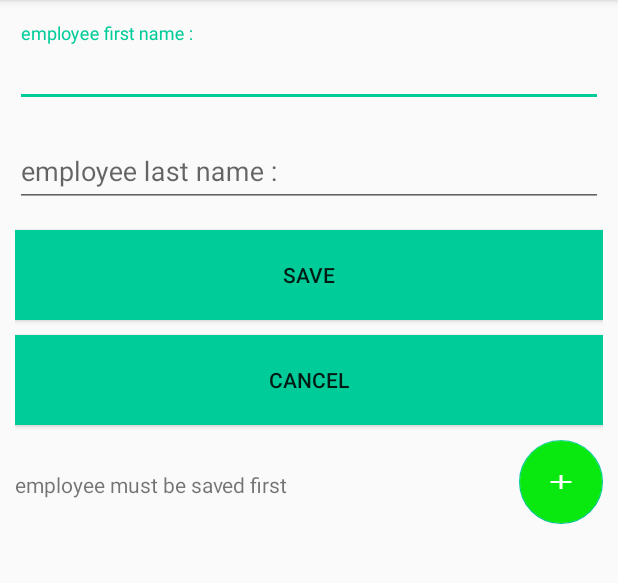
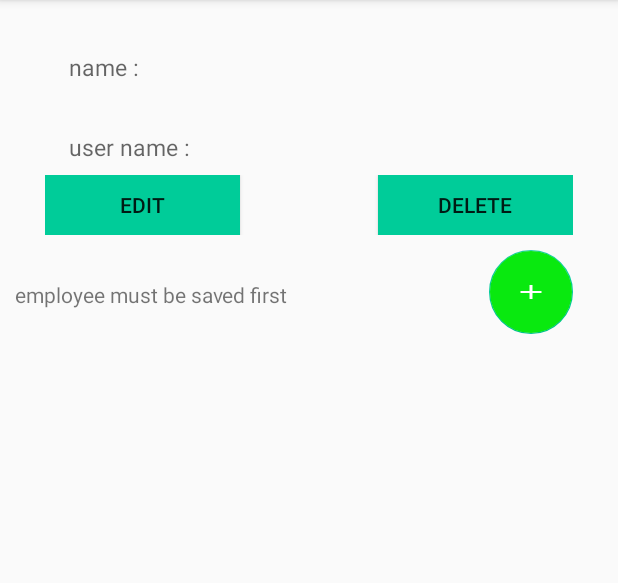
Before and after one commit to AabiNoxtchi/inventory-management-system, an Android app: the EmployeeAddActivity screen opened directly, with no data from a screen before it, on a phone screen of 412 x 824 dp, the part 84-667 px from its top. Run offline under Robolectric (Android 15) with nearby library versions, the phone set to English and light mode, and no system bars; our stand-ins replace Volley; network calls fail; 7 statements that could not run were skipped.

Commit message:
update employee

```diff
--- a/inventory/src/main/java/com/inventory/inventory/Service/EmployeesService.java
+++ b/inventory/src/main/java/com/inventory/inventory/Service/EmployeesService.java
@@ -30,6 +30,10 @@ public class EmployeesService {
 
 	    }
 
+	public Employee getEmployeeById(long id) {
+		return repo.findById(id).get();
+		}
+
 	 public ResponseEntity<?> delete(Long id) {
 			Optional<Employee> existingEmployee=repo.findById(id);
 			if(!existingEmployee.isPresent())
--- a/inventory/src/main/java/com/inventory/inventory/Service/ProductsService.java
+++ b/inventory/src/main/java/com/inventory/inventory/Service/ProductsService.java
@@ -93,11 +93,8 @@ public class ProductsService {
 		 updatedProductResponse.setId(product.getId());
 		 updatedProductResponse.setProductName(product.getName());
 
-
 		 if(product.getEmployee()!=null) {
 		    updatedProductResponse.setEmployeeId(product.getEmployee().getId());
-		    System.out.println("employee id : "+product.getEmployee().getId());
-			 System.out.println("updatedProductResponse.getEmployeeId : "+(updatedProductResponse.getEmployeeId()));
 		    }
 		 if(product.getId()>0)
 		 {
--- a/inventory/src/main/java/com/inventory/inventory/Service/UsersService.java
+++ b/inventory/src/main/java/com/inventory/inventory/Service/UsersService.java
@@ -40,7 +40,6 @@ public class UsersService {
 
 	public User get(Long id) {
 		return repo.findById(id).get();
-
 	}
 
 	public ResponseEntity<?> delete(Long id) {
--- a/inventory_UI/app/src/main/java/com/example/inventoryui/Activities/Employees/EmployeeAddActivity.java
+++ b/inventory_UI/app/src/main/java/com/example/inventoryui/Activities/Employees/EmployeeAddActivity.java
@@ -17,6 +17,7 @@ import androidx.appcompat.app.AppCompatActivity;
 import androidx.lifecycle.Observer;
 import androidx.lifecycle.ViewModelProvider;
 
+import com.example.inventoryui.Activities.Admin.AdminAddMolActivity;
 import com.example.inventoryui.DataAccess.EmployeesData;
 import com.example.inventoryui.DataAccess.ProductsData;
 import com.example.inventoryui.Models.AuthenticationManager;
@@ -25,7 +26,6 @@ import com.example.inventoryui.Models.Product;
 import com.example.inventoryui.Models.UpdatedProductResponse;
 import com.example.inventoryui.R;
 import com.google.android.material.floatingactionbutton.FloatingActionButton;
-import com.google.android.material.textfield.TextInputLayout;
 
 import java.util.ArrayList;
 import java.util.List;
@@ -34,13 +34,11 @@ import java.util.Objects;
 public class EmployeeAddActivity extends AppCompatActivity {
 
     private static final String TAG = "MyActivity_EmployeeAdd";
-    TextView employeeFirstNameAdd;
-    TextView employeeLastNameAdd;
-    Button btn_save_employee;
-    Button btn_cancel_employee;
+    TextView employeeNameAdd;
+    TextView employeeUserNameAdd;
+    Button btn_edit_employee;
+    Button btn_delete_employee;
     TextView employeeProductsLabel;
-    TextInputLayout employeeFirstNameAddTextLayout;
-    TextInputLayout employeeLastNameAddTextLayout;
     FloatingActionButton addProductForEmployeeFab;
 
     EmployeesData employeesData;
@@ -61,13 +59,11 @@ public class EmployeeAddActivity extends AppCompatActivity {
         super.onCreate(savedInstanceState);
         setContentView(R.layout.activity_employee_add);
 
-        employeeFirstNameAdd=findViewById(R.id.employeeFirstNameAdd);
-        employeeLastNameAdd=findViewById(R.id.employeeLastNameAdd);
+        employeeNameAdd=findViewById(R.id.employeeNameAdd);
+        employeeUserNameAdd=findViewById(R.id.employeeUserNameAdd);
         employeeProductsLabel=findViewById(R.id.employeeProductsLabel);
-        employeeFirstNameAddTextLayout=findViewById(R.id.employeeFirstNameAddTextLayout);
-        employeeLastNameAddTextLayout=findViewById(R.id.employeeLastNameAddTextLayout);
-        btn_save_employee=findViewById(R.id.btn_save_employee);
-        btn_cancel_employee=findViewById(R.id.btn_cancel_employee);
+        btn_edit_employee=findViewById(R.id.btn_edit_employee);
+        btn_delete_employee=findViewById(R.id.btn_delete_employee);
 
         addProductForEmployeeFab=findViewById(R.id.addFabProductForEmployee);
 
@@ -84,6 +80,16 @@ public class EmployeeAddActivity extends AppCompatActivity {
             employeeFromIntent = (Employee) i.getSerializableExtra("employeeForUpdate");
             addProductForEmployeeFab.setEnabled(true);
             initializeFields();
+        }else if(i.hasExtra("employeeIdForUpdate")){
+            long id=(long) i.getLongExtra("employeeIdForUpdate",0);
+            employeesData.getEmployeeById(id);
+            employeesData.getEmployeeById().observe(EmployeeAddActivity.this, new Observer<Employee>() {
+                @Override
+                public void onChanged(Employee employee) {
+                    employeeFromIntent = employee;
+                    initializeFields();
+                }
+            });
         }else{
             addProductForEmployeeFab.setEnabled(false);
             employeeProductsLabel.setText("employee must be saved first");
@@ -93,8 +99,8 @@ public class EmployeeAddActivity extends AppCompatActivity {
         spinnerProductsList=new ArrayList<>();
         spinnerAdapter = new ArrayAdapter<>(this, android.R.layout.simple_spinner_dropdown_item, spinnerProductsList);
 
-        btnSaveOnClick();
-        btnCancelOnClick();
+        btnEditOnClick();
+        btnDeleteOnClick();
         insertProductObserver();
         spinnerOnClick();
         addProductForEmployeeFabOnClick();
@@ -191,15 +197,12 @@ public class EmployeeAddActivity extends AppCompatActivity {
     }
 
     private void initializeFields() {
-        btn_cancel_employee.setVisibility(View.GONE);
-        btn_save_employee.setVisibility(View.GONE);
-        employeeFirstNameAddTextLayout.setHint("");
-        employeeFirstNameAdd.setText(employeeFromIntent.getFirstName()+" "+employeeFromIntent.getLastName());
-        employeeFirstNameAdd.setFocusable(false);
-        employeeFirstNameAdd.setEnabled(true);
-        employeeLastNameAdd.setVisibility(View.GONE);
-        employeeLastNameAddTextLayout.setVisibility(View.GONE);
-        employeeLastNameAdd.setEnabled(false);
+        employeeNameAdd.setText("Name : "+employeeFromIntent.getFirstName()+" "+employeeFromIntent.getLastName());
+        employeeNameAdd.setFocusable(false);
+        employeeNameAdd.setEnabled(true);
+        employeeUserNameAdd.setText("User Name : "+employeeFromIntent.getUserName());
+        employeeUserNameAdd.setFocusable(false);
+        employeeUserNameAdd.setEnabled(true);
     }
 
     private void insertProductObserver() {
@@ -232,39 +235,49 @@ public class EmployeeAddActivity extends AppCompatActivity {
         });
     }
 
-    private void btnSaveOnClick() {
-        btn_save_employee.setOnClickListener(new View.OnClickListener() {
+    private void btnEditOnClick() {
+
+        btn_edit_employee.setOnClickListener(new View.OnClickListener() {
             @Override
             public void onClick(View v) {
-                boolean valid=true;
-                   if(employeeFirstNameAdd.getText().toString().length()<3) {
-                       employeeFirstNameAdd.setError("too short");
-                       valid=false;
-                   }
-                   if(employeeLastNameAdd.getText().toString().length()<3) {
-                       employeeLastNameAdd.setError("too short");
-                       valid=false;
-                   }
-                   if(valid) {
-                       Employee employee=new Employee();
-                       employee.setFirstName(employeeFirstNameAdd.getText().toString());
-                       employee.setLastName(employeeLastNameAdd.getText().toString());
-                       if (employeeFromIntent != null) {
-                           employee.setId(employeeFromIntent.getId());
-                           employeesData.updateEmployee(employee);
-                       } else
-                           employeesData.insertEmployee(employee);
-                   }
+                Intent i = new Intent(EmployeeAddActivity.this, AdminAddMolActivity.class);
+                i.putExtra("userForUpdate", employeeFromIntent);
+                startActivity(i);
             }
         });
     }
 
-    private void btnCancelOnClick() {
-        btn_cancel_employee.setOnClickListener(new View.OnClickListener() {
+    private void btnDeleteOnClick() {
+        btn_delete_employee.setOnClickListener(new View.OnClickListener() {
             @Override
             public void onClick(View v) {
-                Intent i = new Intent(EmployeeAddActivity.this, EmployeesMainActivity.class);
-                startActivity(i);
+                new AlertDialog.Builder(EmployeeAddActivity.this)
+                        .setTitle("Delete User").setMessage(" sure you want to delete "
+                        + employeeFromIntent.getUserName()+" ?")
+                        .setPositiveButton("Okay",new DialogInterface.OnClickListener() {
+                            @Override
+                            public void onClick(DialogInterface dialog, int id) {
+                                //// delete employee
+                                employeesData.getDeleted(employeeFromIntent.getId());
+                                employeesData.getDeleted().observe(EmployeeAddActivity.this, new Observer<Long>() {
+                                    @Override
+                                    public void onChanged(Long aLong) {
+                                        if(Objects.equals(aLong,employeeFromIntent.getId())) {
+                                            Toast.makeText(EmployeeAddActivity.this, "User has been deleted !!!", Toast.LENGTH_LONG);
+                                            Intent i = new Intent(EmployeeAddActivity.this, EmployeesMainActivity.class);
+                                            startActivity(i);
+                                        }else{
+                                            Toast.makeText(EmployeeAddActivity.this, "User could't be deleted !!!", Toast.LENGTH_LONG);
+                                        }
+                                    }
+                                });
+                            }
+                        }).setNegativeButton("cancel", new DialogInterface.OnClickListener() {
+                    @Override
+                    public void onClick(DialogInterface dialog, int which) {
+                        return;
+                    }
+                }).show();
             }
         });
     }
--- a/inventory_UI/app/src/main/java/com/example/inventoryui/Activities/Employees/EmployeesAdapter.java
+++ b/inventory_UI/app/src/main/java/com/example/inventoryui/Activities/Employees/EmployeesAdapter.java
@@ -40,7 +40,7 @@ class EmployeesAdapter extends RecyclerView.Adapter<EmployeesAdapter.RecyclerVie
     @Override
     public void onBindViewHolder(@NonNull RecyclerViewHolder holder, int position) {
         holder.bind(employees.get(position), listener);
-        holder.employeeNameCardViewTextView.setText(employees.get(position).getFirstName()+" "+employees.get(position).getLastName());
+        holder.employeeNameCardViewTextView.setText(employees.get(position).getUserName());
     }
 
     @Override
--- a/inventory_UI/app/src/main/java/com/example/inventoryui/DataAccess/ProductsData.java
+++ b/inventory_UI/app/src/main/java/com/example/inventoryui/DataAccess/ProductsData.java
@@ -123,7 +123,6 @@ public class ProductsData extends AndroidViewModel {
         }
         return insertedProduct;
     }
-
     public void insertProduct(Product product){
         String url ="http://192.168.1.2:8080/products/add/"+userId;
         JsonObjectRequest jsonObjectRequest = new JsonObjectRequest(
@@ -156,7 +155,6 @@ public class ProductsData extends AndroidViewModel {
         }
         return updatedProduct;
     }
-
     public void updateProduct(Product product,Long employeeId){
         String url ="http://192.168.1.2:8080/products/"+userId;
         if(employeeId!=null){
--- a/inventory_UI/app/src/main/res/layout/activity_employee_add.xml
+++ b/inventory_UI/app/src/main/res/layout/activity_employee_add.xml
@@ -8,57 +8,50 @@
     android:padding="10dp"
     tools:context=".Activities.Products.ProductAddActivity"
     android:orientation="vertical">
-
-            <com.google.android.material.textfield.TextInputLayout
-                android:id="@+id/employeeFirstNameAddTextLayout"
+    <com.google.android.material.textfield.TextInputEditText
+        android:id="@+id/employeeNameAdd"
         android:layout_width="match_parent"
         android:layout_height="wrap_content"
-                android:layout_marginVertical="5dp"
-                >
+        style="@style/Widget.MaterialComponents.TextInputLayout.FilledBox.Dense"
+        android:layout_marginHorizontal="20dp"
+        android:textSize="15dp"
+        android:hint="name :"
+        android:inputType="text"/>
     <com.google.android.material.textfield.TextInputEditText
-                    android:id="@+id/employeeFirstNameAdd"
+        android:id="@+id/employeeUserNameAdd"
         android:layout_width="match_parent"
         android:layout_height="wrap_content"
-                    android:hint="employee first name :"
-                    android:inputType="text" />
-            </com.google.android.material.textfield.TextInputLayout>
-
-            <com.google.android.material.textfield.TextInputLayout
-                android:id="@+id/employeeLastNameAddTextLayout"
+        style="@style/Widget.MaterialComponents.TextInputLayout.FilledBox.Dense"
+        android:layout_marginHorizontal="20dp"
+        android:textSize="15dp"
+        android:hint="user name :"
+        android:inputType="text"/>
+    <RelativeLayout
+        android:id="@+id/employeeAddButtons"
         android:layout_width="match_parent"
         android:layout_height="wrap_content"
-                android:layout_marginVertical="5dp"
-                >
-                <com.google.android.material.textfield.TextInputEditText
-                    android:id="@+id/employeeLastNameAdd"
-                    android:layout_width="match_parent"
-                    android:layout_height="wrap_content"
-                    android:hint="employee last name :"
-                    android:inputType="text" />
-            </com.google.android.material.textfield.TextInputLayout>
-
+        android:layout_marginHorizontal="20dp"
+        android:layout_marginBottom="10dp">
             <Button
-                android:id="@+id/btn_save_employee"
-                android:layout_width="fill_parent"
-                android:layout_height="60dp"
-                android:layout_marginTop="10dp"
-                android:layout_marginBottom="10dp"
+                android:id="@+id/btn_edit_employee"
+                android:layout_width="wrap_content"
+                android:layout_height="40dp"
+                android:layout_alignParentStart="true"
+                android:paddingHorizontal="50dp"
                 android:background="@color/colorPrimary"
-                android:text="Save" />
-
+                android:text="Edit" />
             <Button
-                android:id="@+id/btn_cancel_employee"
-                android:layout_width="fill_parent"
-                android:layout_height="60dp"
-                android:layout_marginBottom="10dp"
+                android:id="@+id/btn_delete_employee"
+                android:layout_width="wrap_content"
+                android:layout_height="40dp"
+                android:layout_alignParentEnd="true"
+                android:paddingHorizontal="40dp"
                 android:background="@color/colorPrimary"
-                android:text="Cancel" />
-
+                android:text="Delete" />
+    </RelativeLayout>
     <androidx.coordinatorlayout.widget.CoordinatorLayout
         android:layout_width="match_parent"
-                android:layout_height="wrap_content"
-                >
-
+        android:layout_height="wrap_content">
         <Spinner
             android:id="@+id/spinnerProducts"
             android:layout_width="wrap_content"
@@ -70,32 +63,20 @@
             android:layout_height="wrap_content"
             android:layout_marginTop="20dp"
             android:text="products :"></TextView>
-
-
         <com.google.android.material.floatingactionbutton.FloatingActionButton
             android:id="@+id/addFabProductForEmployee"
             android:layout_width="wrap_content"
             android:layout_height="wrap_content"
-                    android:layout_gravity="bottom|end"
+            android:layout_gravity="end"
+            android:layout_marginEnd="20dp"
             android:backgroundTint="#09E90F"
             android:src="@drawable/ic_add_black_24dp"
             app:fabSize="normal"></com.google.android.material.floatingactionbutton.FloatingActionButton>
-
-
     </androidx.coordinatorlayout.widget.CoordinatorLayout>
-
-
-
-
-
     <ListView
         android:id="@+id/productsList"
         android:cacheColorHint="#00000000"
         android:layout_width="fill_parent"
         android:layout_height="wrap_content"
-
-
         />
-
-
 </LinearLayout>
```
Also changed, not shown: inventory/src/main/java/com/inventory/inventory/Controller/EmployeesController.java (+9 -0 lines), inventory/src/main/java/com/inventory/inventory/auth/Service/UserDetailsServiceImpl.java (+42 -26 lines), inventory_UI/app/src/main/java/com/example/inventoryui/Activities/Admin/AdminAddMolActivity.java (+13 -5 lines), inventory_UI/app/src/main/java/com/example/inventoryui/DataAccess/EmployeesData.java (+66 -0 lines), inventory_UI/app/src/main/res/layout/product_card_view.xml (+4 -32 lines), inventory/src/main/java/com/inventory/inventory/Repository/EmployeesRepository.java (line endings or trailing spaces), inventory/src/main/java/com/inventory/inventory/Repository/UsersRepository.java (line endings or trailing spaces). Lines whose indentation alone changed are shown as unchanged.
